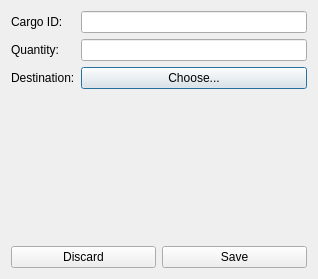
NuarkNoir/sea_transport, file sea_transport/cargoeditdialog.ui: the form before one commit.
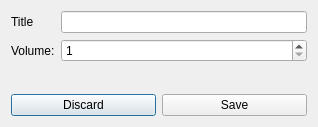
The form after the commit.

Commit message: Cargo edit dialog and VM

```diff
--- a/sea_transport/cargoeditdialog.ui
+++ b/sea_transport/cargoeditdialog.ui
@@ -7,7 +7,7 @@
     <x>0</x>
     <y>0</y>
     <width>318</width>
-    <height>279</height>
+    <height>127</height>
    </rect>
   </property>
   <property name="windowTitle">
@@ -19,7 +19,7 @@
      <item row="0" column="0">
       <widget class="QLabel" name="label">
        <property name="text">
-        <string>Cargo ID:</string>
+        <string>Title</string>
        </property>
       </widget>
      </item>
@@ -33,28 +33,17 @@
      <item row="1" column="0">
       <widget class="QLabel" name="label_2">
        <property name="text">
-        <string>Quantity:</string>
+        <string>Volume:</string>
        </property>
       </widget>
      </item>
      <item row="1" column="1">
-      <widget class="QLineEdit" name="et_quantity">
-       <property name="text">
-        <string/>
+      <widget class="QSpinBox" name="sb_volume">
+       <property name="minimum">
+        <number>1</number>
        </property>
-      </widget>
-     </item>
-     <item row="2" column="0">
-      <widget class="QLabel" name="label_5">
-       <property name="text">
-        <string>Destination:</string>
-       </property>
-      </widget>
-     </item>
-     <item row="2" column="1">
-      <widget class="QPushButton" name="btn_choose_destination">
-       <property name="text">
-        <string>Choose...</string>
+       <property name="maximum">
+        <number>500</number>
        </property>
       </widget>
      </item>
```
Left out of the diff: 6 changed lines with no effect on the pictures. The commit also changes 4 other files.
